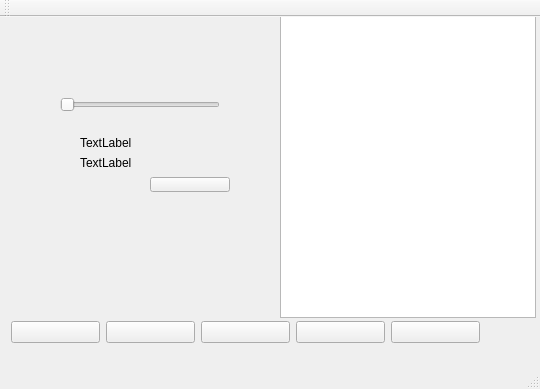
Old version of the form demo111/mainwindow.ui in the repository bubu224216/musicplayer.
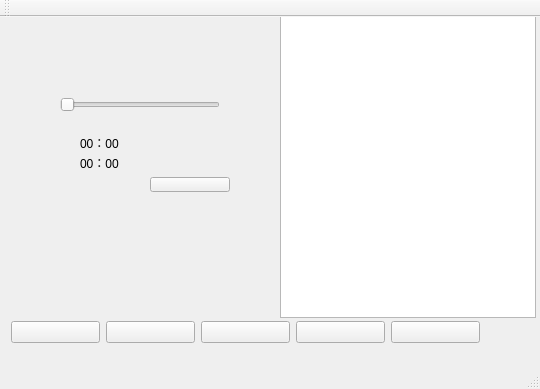
New version of the form.

What changed in the file:
```diff
--- a/demo111/mainwindow.ui
+++ b/demo111/mainwindow.ui
@@ -94,7 +94,7 @@
      </rect>
     </property>
     <property name="text">
-     <string>TextLabel</string>
+     <string>00：00</string>
     </property>
    </widget>
    <widget class="QLabel" name="currentTimeLabel">
@@ -107,7 +107,7 @@
      </rect>
     </property>
     <property name="text">
-     <string>TextLabel</string>
+     <string>00：00</string>
     </property>
    </widget>
    <widget class="QPushButton" name="themeBtn">
```
Left out of the diff: 2 changed lines with no effect on the pictures.
